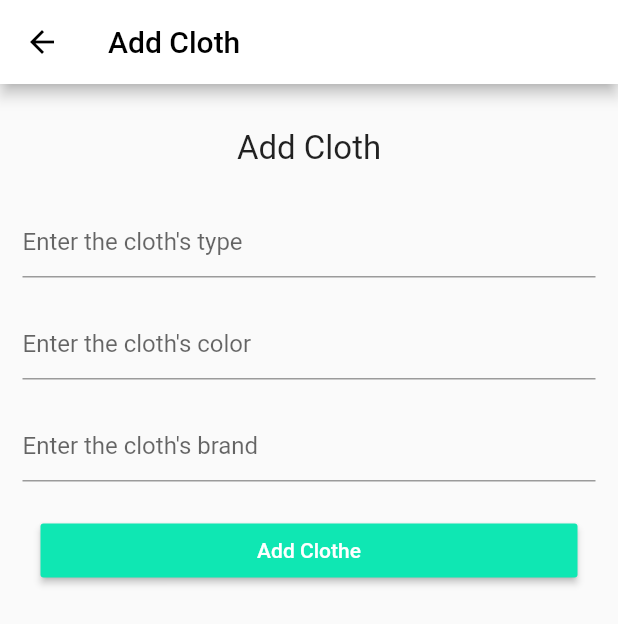
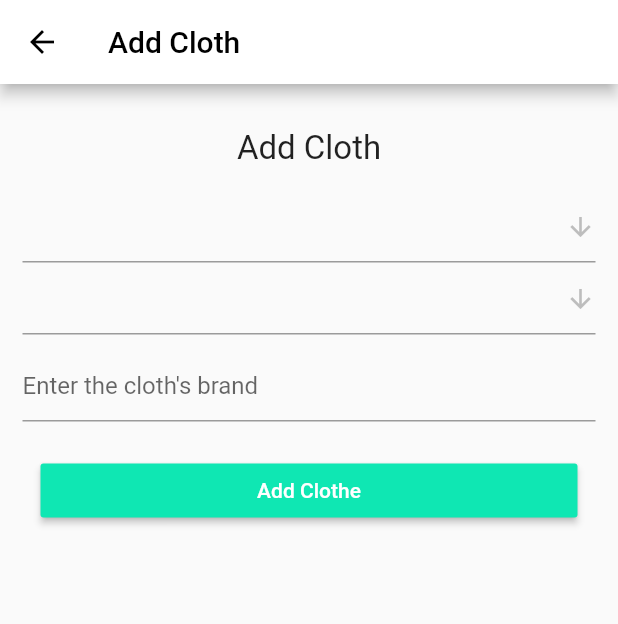
Before and after one commit to boussifCompany/projetC, a Flutter app: the AddCloth screen opened directly, on a phone screen of 412 x 824 dp. Shown: the top 624 px of the screen. Run offline on Flutter 3.47's test engine with Material 2 defaults, Android fonts, the phone set to English and light mode, and no system bars; our stand-ins replace cloud_firestore, firebase_auth, firebase_core, flutter_dotenv, flutter_svg, location; missing offline and left inert: enum_to_string; accounts and stored records are empty.

Commit message:
use dropdown instead of input field for choosing color and cloth type

```diff
--- a/lib/screens/addCloth/add_cloth.dart
+++ b/lib/screens/addCloth/add_cloth.dart
@@ -1,4 +1,6 @@
 
+import 'package:clothis/models/cloth_types.dart';
+import 'package:clothis/models/colors_list.dart';
 import 'package:clothis/screens/addCloth/components/add_cloth_form.dart';
 import 'package:clothis/services/create_new_clothe.dart';
 import 'package:clothis/services/get_current_user.dart';
--- a/lib/screens/addCloth/components/add_cloth_form.dart
+++ b/lib/screens/addCloth/components/add_cloth_form.dart
@@ -1,4 +1,7 @@
+import 'package:clothis/models/cloth_types.dart';
+import 'package:clothis/models/colors_list.dart';
 import 'package:clothis/styles/style.dart';
+import 'package:enum_to_string/enum_to_string.dart';
 import 'package:flutter/cupertino.dart';
 import 'package:flutter/material.dart';
 
@@ -6,20 +9,21 @@ class AddClothForm extends StatefulWidget {
   var callback;
 
   AddClothForm(this.callback);
+
   @override
   _AddClothFormState createState() => _AddClothFormState();
 }
 
 class _AddClothFormState extends State<AddClothForm> {
   final _formkey = GlobalKey<FormState>();
-  String _type = "";
-  String _color = "";
   String _brand = "";
+  String _type = EnumToString.convertToString(ClothTypes.HOODIE);
+  String _color = EnumToString.convertToString(ColorsList.BLACK);
 
-  void _sendData(){
+  void _sendData() {
     final form = _formkey.currentState;
 
-    if(form.validate()){
+    if (form.validate()) {
       form.save();
       widget.callback(_type, _color, _brand);
     }
@@ -27,8 +31,7 @@ class _AddClothFormState extends State<AddClothForm> {
 
   @override
   Widget build(BuildContext context) {
-    return
-      Form(
+    return Form(
         key: _formkey,
         child: ListView(
           children: <Widget>[
@@ -40,30 +43,53 @@ class _AddClothFormState extends State<AddClothForm> {
                 textAlign: TextAlign.center,
               ),
             ),
-            Padding(
-              padding: EdgeInsets.symmetric(vertical: 10),
-              child: TextFormField(
-                decoration: InputDecoration(hintText: 'Enter the cloth\'s type'),
-                validator: (value) =>
-                value.isEmpty ? 'You need to enter a type' : null,
-                onSaved: (value) => _type = value.trim().toLowerCase(),
-              ),
+            DropdownButtonFormField(
+              icon: Icon(Icons.arrow_downward),
+              iconSize: 20,
+              elevation: 16,
+              value: _type,
+              onChanged: (String newValue) {
+                setState(() {
+                  _type = newValue;
+                });
+              },
+              onSaved: (value) => _type = value.trim(),
+              style: TextStyle(color: primaryColor),
+              items:
+                  EnumToString.toList(ClothTypes.values).map<DropdownMenuItem<String>>((String value) {
+                return DropdownMenuItem<String>(
+                  value: value,
+                  child: Text(value),
+                );
+              }).toList(),
+            ),
+            DropdownButtonFormField(
+              icon: Icon(Icons.arrow_downward),
+              iconSize: 20,
+              elevation: 16,
+              value: _color,
+              onChanged: (String newValue) {
+                setState(() {
+                  _color = newValue;
+                });
+              },
+              onSaved: (value) => _color = value.trim(),
+              style: TextStyle(color: primaryColor),
+              items:
+              EnumToString.toList(ColorsList.values).map<DropdownMenuItem<String>>((String value) {
+                return DropdownMenuItem<String>(
+                  value: value,
+                  child: Text(value),
+                );
+              }).toList(),
             ),
             Padding(
               padding: EdgeInsets.symmetric(vertical: 10),
               child: TextFormField(
-                decoration: InputDecoration(hintText: 'Enter the cloth\'s color'),
+                decoration:
+                    InputDecoration(hintText: 'Enter the cloth\'s brand'),
                 validator: (value) =>
-                value.isEmpty ? 'You need to enter a type' : null,
-                onSaved: (value) => _color = value.trim().toLowerCase(),
-              ),
-            ),
-            Padding(
-              padding: EdgeInsets.symmetric(vertical: 10),
-              child: TextFormField(
-                decoration: InputDecoration(hintText: 'Enter the cloth\'s brand'),
-                validator: (value) =>
-                value.isEmpty ? 'You need to enter a type' : null,
+                    value.isEmpty ? 'You need to enter a type' : null,
                 onSaved: (value) => _brand = value.trim().toLowerCase(),
               ),
             ),
@@ -75,7 +101,6 @@ class _AddClothFormState extends State<AddClothForm> {
                     textColor: Colors.white,
                     child: Text('Add Clothe')))
           ],
-        )
-      );
+        ));
   }
 }
--- a/lib/services/create_new_clothe.dart
+++ b/lib/services/create_new_clothe.dart
@@ -1,3 +1,5 @@
+import 'package:clothis/models/cloth_types.dart';
+import 'package:clothis/models/colors_list.dart';
 import 'package:clothis/services/get_current_user.dart';
 import 'package:cloud_firestore/cloud_firestore.dart';
 import 'package:firebase_auth/firebase_auth.dart';
```
